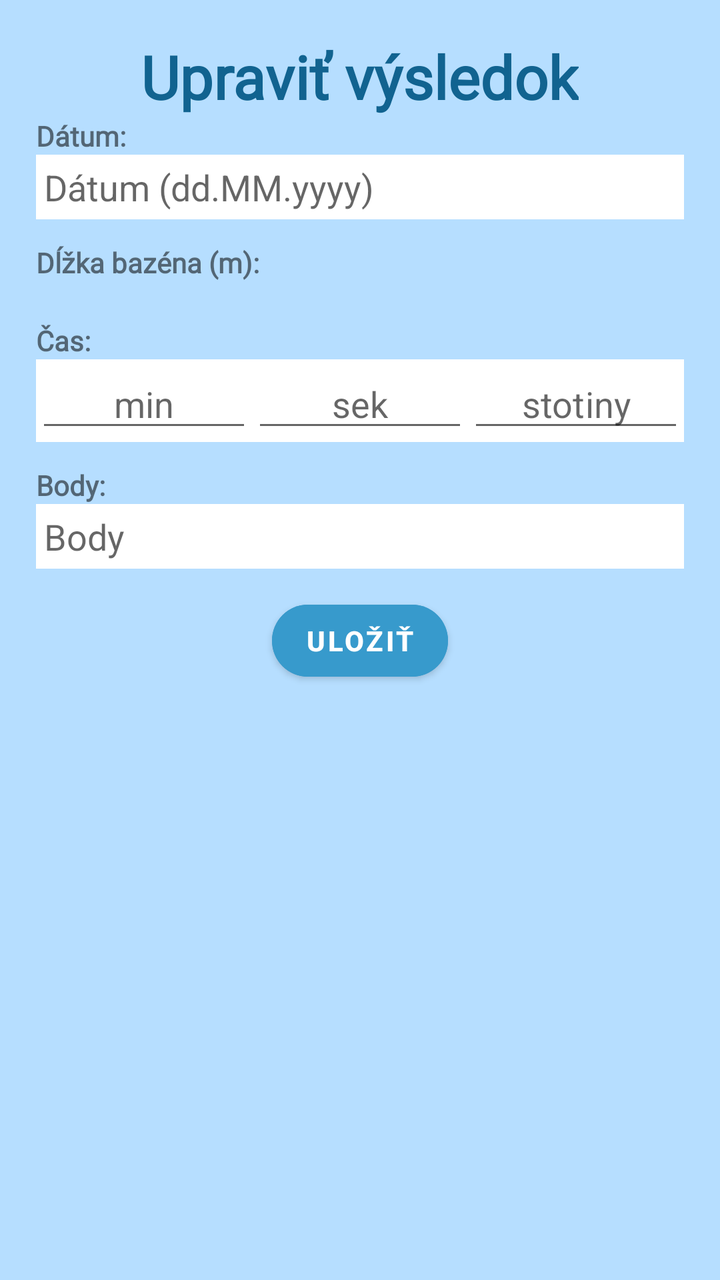
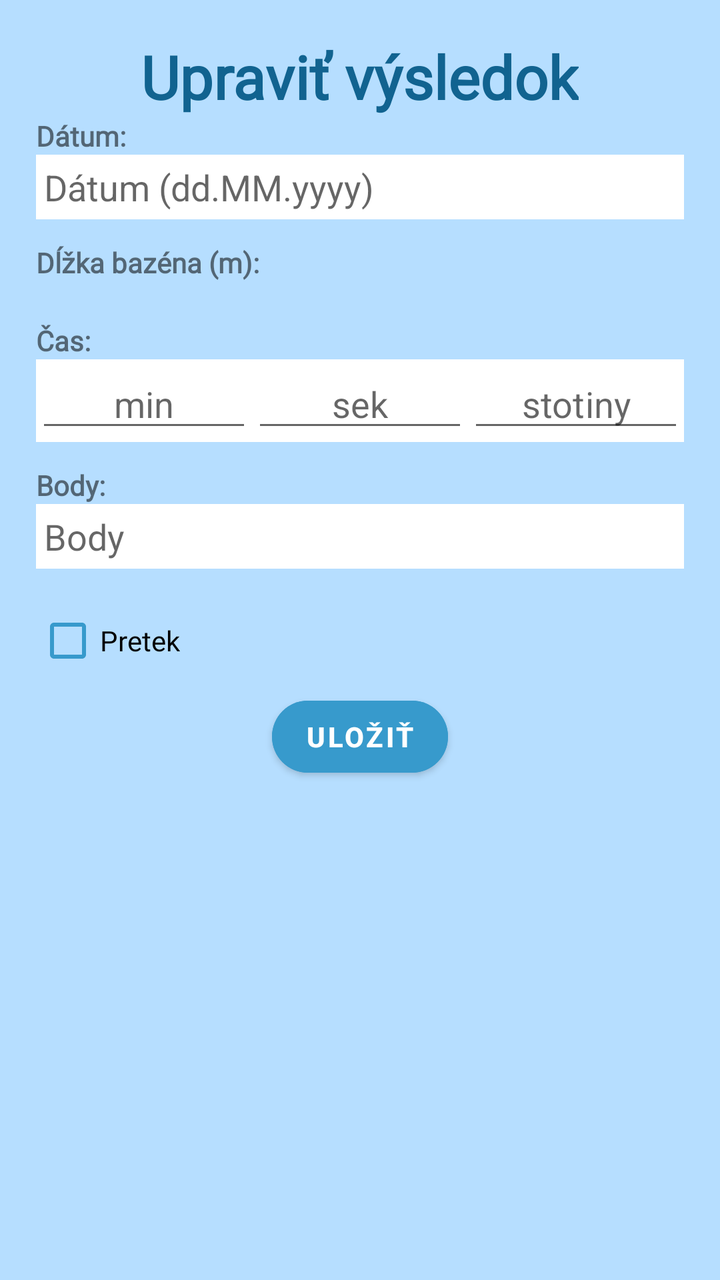

Compare the two renders of this Android layout. The source of the first and the diff that turns it into the second are given below.
<!-- AndroidManifest.xml: application theme Theme.FINA_points_app -->
<!-- res/layout/dialog_edit_result.xml -->
<?xml version="1.0" encoding="utf-8"?>
<LinearLayout xmlns:android="http://schemas.android.com/apk/res/android"
    xmlns:app="http://schemas.android.com/apk/res-auto"
    android:layout_width="match_parent"
    android:layout_height="wrap_content"
    android:padding="18dp"
    android:orientation="vertical"
    android:background="@color/log_reg_card"
    android:gravity="center_horizontal">

    <TextView
        android:id="@+id/tvNewResult"
        android:layout_width="wrap_content"
        android:layout_height="wrap_content"
        android:text="Upraviť výsledok"
        android:textColor="@color/title"
        android:textStyle="bold"
        android:textSize="30dp"
        android:fontFamily="@font/poppins_bold" />

    <LinearLayout
        android:layout_width="match_parent"
        android:layout_height="wrap_content"
        android:orientation="vertical"
        android:gravity="center_vertical">

        <TextView
            android:id="@+id/tvD"
            android:layout_width="wrap_content"
            android:layout_height="wrap_content"
            android:text="Dátum: "
            android:textStyle="bold"
            android:fontFamily="@font/poppins" />

        <EditText
            android:id="@+id/eDate"
            android:layout_width="match_parent"
            android:layout_height="wrap_content"
            android:hint="Dátum (dd.MM.yyyy)"
            android:textColor="#000000"
            android:layout_marginBottom="12dp"
            android:background="@color/white"
            android:padding="4dp" />
    </LinearLayout>

    <LinearLayout
        android:layout_width="match_parent"
        android:layout_height="wrap_content"
        android:orientation="vertical"
        android:gravity="center_vertical">

        <TextView
            android:id="@+id/tvL"
            android:layout_width="wrap_content"
            android:layout_height="wrap_content"
            android:text="Dĺžka bazéna (m):"
            android:textStyle="bold"
            android:fontFamily="@font/poppins"/>

        
        <Spinner
            android:id="@+id/spinnerPoolLength"
            android:layout_width="wrap_content"
            android:layout_height="wrap_content"
            android:layout_marginBottom="12dp"
            android:padding="4dp"
            android:background="@drawable/rounded_white_background" />
    </LinearLayout>

    <LinearLayout
        android:layout_width="match_parent"
        android:layout_height="wrap_content"
        android:orientation="vertical"
        android:gravity="center_vertical">

        <TextView
            android:id="@+id/tvT"
            android:layout_width="wrap_content"
            android:layout_height="wrap_content"
            android:text="Čas: "
            android:textStyle="bold"
            android:fontFamily="@font/poppins"/>

        <LinearLayout
            android:id="@+id/timeContainer"
            android:layout_width="match_parent"
            android:layout_height="wrap_content"
            android:orientation="horizontal"
            android:background="@color/white"
            android:layout_marginBottom="12dp">

            <EditText
                android:id="@+id/eMinutes"
                android:layout_width="0dp"
                android:layout_height="wrap_content"
                android:layout_weight="1"
                android:hint="min"
                android:inputType="number"
                android:gravity="center"/>

            <EditText
                android:id="@+id/eSeconds"
                android:layout_width="0dp"
                android:layout_height="wrap_content"
                android:layout_weight="1"
                android:hint="sek"
                android:inputType="number"
                android:gravity="center"/>

            <EditText
                android:id="@+id/eHundredths"
                android:layout_width="0dp"
                android:layout_height="wrap_content"
                android:layout_weight="1"
                android:hint="stotiny"
                android:inputType="number"
                android:gravity="center"/>
        </LinearLayout>
    </LinearLayout>

    <LinearLayout
        android:layout_width="match_parent"
        android:layout_height="wrap_content"
        android:orientation="vertical"
        android:gravity="center_vertical">

        <TextView
            android:id="@+id/tvP"
            android:layout_width="wrap_content"
            android:layout_height="wrap_content"
            android:text="Body:"
            android:textStyle="bold"
            android:fontFamily="@font/poppins"/>

        <EditText
            android:id="@+id/ePoints"
            android:layout_width="match_parent"
            android:layout_height="wrap_content"
            android:hint="Body"
            android:fontFamily="@font/poppins"
            android:inputType="number"
            android:padding="4dp"
            android:background="@color/white"
            android:textColor="#000000"
            android:layout_marginBottom="12dp"/>
    </LinearLayout>

    <Button
        android:id="@+id/btnSubmit"
        android:layout_width="wrap_content"
        android:layout_height="wrap_content"
        android:text="Uložiť"
        android:backgroundTint="@color/dark_background"
        android:textColor="@color/white"
        android:textStyle="bold"
        app:cornerRadius = "24dp"/>

</LinearLayout>
<!-- resources referenced by this layout -->
<resources>
  <color name="dark_background">#379ACC</color>
  <color name="log_reg_card">#B6DEFF</color>
  <color name="title">#116390</color>
  <color name="white">#FFFFFFFF</color>
  <!-- drawable rounded_white_background (drawable) -->
  <?xml version="1.0" encoding="utf-8"?>
  <shape xmlns:android="http://schemas.android.com/apk/res/android"
      android:shape="rectangle">
      <solid android:color="@android:color/white" />
      <corners android:radius="30dp" />
  </shape>
  <style name="Theme.FINA_points_app" parent="Base.Theme.FINA_points_app" />
  <style name="Base.Theme.FINA_points_app" parent="Theme.MaterialComponents.DayNight.NoActionBar">
          
          <item name="colorPrimary">@color/light_background</item>
          <item name="colorPrimaryVariant">@color/dark_background</item>
          <item name="android:statusBarColor">@color/dark_background</item>
          <item name="android:windowDrawsSystemBarBackgrounds">true</item>
          <item name="android:windowTranslucentStatus">false</item>
      </style>
  <color name="light_background">#DDF6FF</color>
</resources>

<!-- the commit's change to res/layout/dialog_edit_result.xml (unified diff, before → after) -->
@@ -143,6 +143,27 @@
             android:background="@color/white"
             android:textColor="#000000"
             android:layout_marginBottom="12dp"/>
+
+        <CheckBox
+            android:id="@+id/cbCompetitionE"
+            android:layout_width="wrap_content"
+            android:layout_height="wrap_content"
+            android:text="Pretek"
+            android:fontFamily="@font/poppins"
+            android:buttonTint="@color/dark_background" />
+
+        <EditText
+            android:id="@+id/eEventName"
+            android:layout_width="match_parent"
+            android:layout_height="wrap_content"
+            android:hint="Názov pretekov"
+            android:fontFamily="@font/poppins"
+            android:inputType="textCapSentences"
+            android:padding="4dp"
+            android:background="@color/white"
+            android:textColor="#000000"
+            android:layout_marginBottom="12dp"
+            android:visibility="gone" />
     </LinearLayout>
 
     <Button
